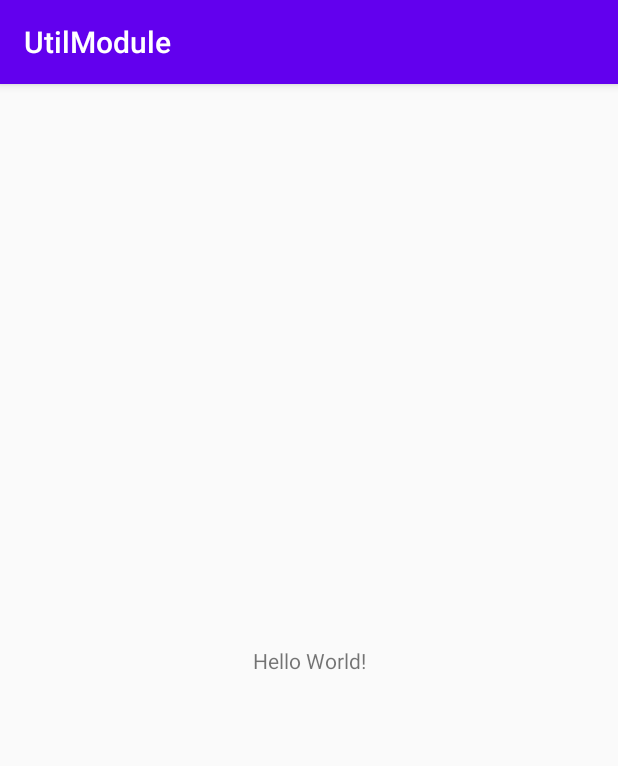
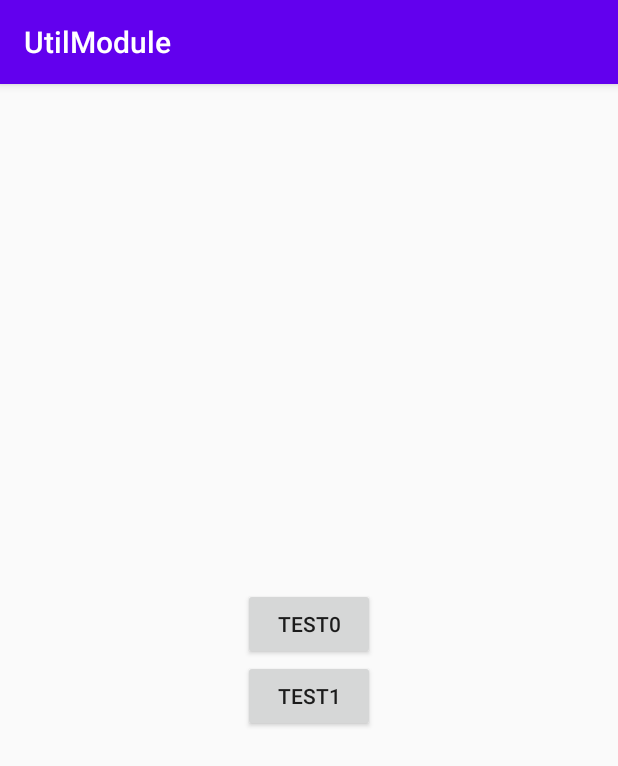
Before and after one commit to lzxsleeve/util, an Android app: the screen it shows after launch (MainActivity), on a phone screen of 412 x 824 dp. Shown: the top 766 px of the screen. Run offline under Robolectric (Android 15) with nearby library versions, the phone set to English and light mode, and no system bars.

Commit message:
兼容AndroidR

```diff
--- a/app/src/main/AndroidManifest.xml
+++ b/app/src/main/AndroidManifest.xml
@@ -3,6 +3,7 @@
     package="com.sleeve.app">
 
     <application
+        android:name=".App"
         android:allowBackup="true"
         android:icon="@mipmap/ic_launcher"
         android:label="@string/app_name"
--- /dev/null
+++ b/app/src/main/java/com/sleeve/app/App.java
@@ -0,0 +1,19 @@
+package com.sleeve.app;
+
+import android.app.Application;
+
+import com.sleeve.util.UtilConfig;
+
+/**
+ * 说明
+ * <p>
+ * Create by Sleeve on date 2021/4/8.
+ */
+public class App extends Application {
+    @Override
+    public void onCreate() {
+        super.onCreate();
+
+        UtilConfig.init(this);
+    }
+}
--- a/app/src/main/java/com/sleeve/app/MainActivity.kt
+++ b/app/src/main/java/com/sleeve/app/MainActivity.kt
@@ -1,12 +1,29 @@
 package com.sleeve.app
 
+import android.os.Bundle
+import android.view.View
+import android.widget.Button
+import android.widget.Toast
 import androidx.appcompat.app.AppCompatActivity
-import android.os.Bundle
+import com.sleeve.util.LDisplay
+import com.sleeve.util.LToast
 
-class MainActivity : AppCompatActivity() {
+class MainActivity : AppCompatActivity(), View.OnClickListener {
 
     override fun onCreate(savedInstanceState: Bundle?) {
         super.onCreate(savedInstanceState)
         setContentView(R.layout.activity_main)
+
+        findViewById<Button>(R.id.btn_test0).setOnClickListener(this)
+        findViewById<Button>(R.id.btn_test1).setOnClickListener(this)
+    }
+
+    override fun onClick(v: View) {
+        when (v.id) {
+            R.id.btn_test0 -> {
+            }
+            R.id.btn_test1 -> {
+            }
+        }
     }
 }
--- a/app/src/main/res/layout/activity_main.xml
+++ b/app/src/main/res/layout/activity_main.xml
@@ -1,18 +1,22 @@
 <?xml version="1.0" encoding="utf-8"?>
-<androidx.constraintlayout.widget.ConstraintLayout xmlns:android="http://schemas.android.com/apk/res/android"
-    xmlns:app="http://schemas.android.com/apk/res-auto"
+<LinearLayout xmlns:android="http://schemas.android.com/apk/res/android"
     xmlns:tools="http://schemas.android.com/tools"
     android:layout_width="match_parent"
     android:layout_height="match_parent"
+    android:gravity="center"
+    android:orientation="vertical"
     tools:context=".MainActivity">
 
-    <TextView
+    <Button
+        android:id="@+id/btn_test0"
         android:layout_width="wrap_content"
         android:layout_height="wrap_content"
-        android:text="Hello World!"
-        app:layout_constraintBottom_toBottomOf="parent"
-        app:layout_constraintLeft_toLeftOf="parent"
-        app:layout_constraintRight_toRightOf="parent"
-        app:layout_constraintTop_toTopOf="parent" />
+        android:text="TEST0" />
 
-</androidx.constraintlayout.widget.ConstraintLayout>
+    <Button
+        android:id="@+id/btn_test1"
+        android:layout_width="wrap_content"
+        android:layout_height="wrap_content"
+        android:text="TEST1" />
+
+</LinearLayout>
--- a/build.gradle
+++ b/build.gradle
@@ -1,14 +1,14 @@
 // Top-level build file where you can add configuration options common to all sub-projects/modules.
 
 buildscript {
-    ext.kotlin_version = '1.3.72'
+    ext.kotlin_version = '1.4.32'
     repositories {
         google()
         jcenter()
 
     }
     dependencies {
-        classpath 'com.android.tools.build:gradle:4.1.1'
+        classpath 'com.android.tools.build:gradle:4.1.3'
         classpath "org.jetbrains.kotlin:kotlin-gradle-plugin:$kotlin_version"
 
         // NOTE: Do not place your application dependencies here; they belong
```
Also changed, not shown: app/build.gradle (+5 -5 lines), util/build.gradle (+5 -5 lines), util/src/main/java/com/sleeve/util/LAppInfo.java (+7 -0 lines), util/src/main/java/com/sleeve/util/LDisplay.java (+23 -18 lines), util/src/main/java/com/sleeve/util/LToast.java (+3 -4 lines).
